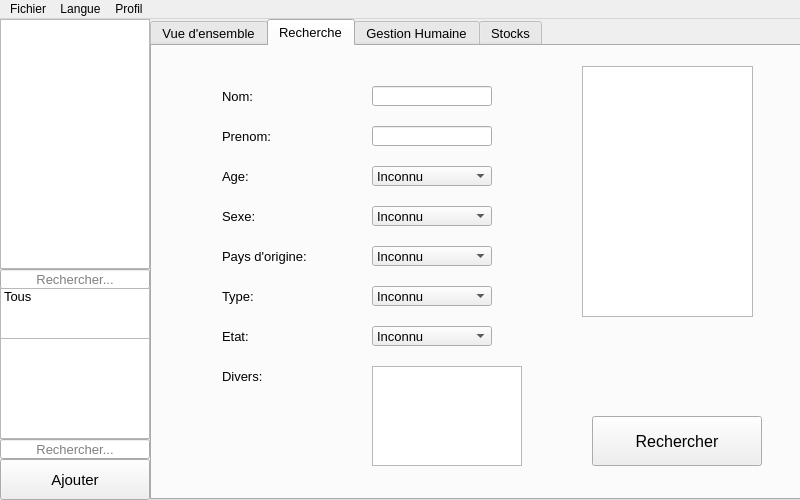
Before: the Qt Designer form mainwin.ui in limalayla/PadID_Humanitaire, drawn with Qt 5.
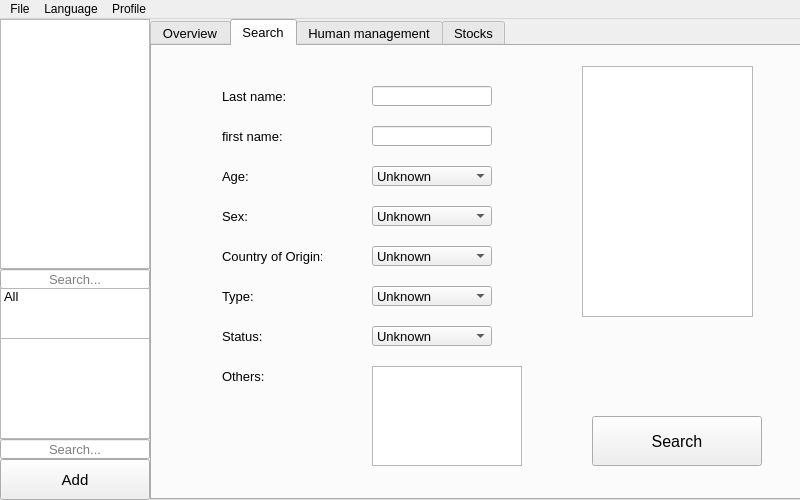
After: the same form once the commit is applied. The open tabs and pages were chosen to show the change. Icons and pictures are not drawn.

```diff
--- a/mainwin.ui
+++ b/mainwin.ui
@@ -55,7 +55,7 @@
     </property>
     <widget class="QWidget" name="tab_overview">
      <attribute name="title">
-      <string>Vue d'ensemble</string>
+      <string>Overview</string>
      </attribute>
      <widget class="QGroupBox" name="groupbox_campOther">
       <property name="geometry">
@@ -410,7 +410,7 @@
     </widget>
     <widget class="QWidget" name="tab_search">
      <attribute name="title">
-      <string>Recherche</string>
+      <string>Search</string>
      </attribute>
      <widget class="QLabel" name="label_searchLName">
       <property name="geometry">
@@ -427,7 +427,7 @@
        </font>
       </property>
       <property name="text">
-       <string>Nom:</string>
+       <string>Last name:</string>
       </property>
      </widget>
      <widget class="QLabel" name="label_searchFName">
@@ -445,7 +445,7 @@
        </font>
       </property>
       <property name="text">
-       <string>Prenom:</string>
+       <string>first name:</string>
       </property>
      </widget>
      <widget class="QLabel" name="label_searchAge">
@@ -481,7 +481,7 @@
        </font>
       </property>
       <property name="text">
-       <string>Pays d'origine:</string>
+       <string>Country of Origin:</string>
       </property>
      </widget>
      <widget class="QLabel" name="label_searchSex">
@@ -499,7 +499,7 @@
        </font>
       </property>
       <property name="text">
-       <string>Sexe:</string>
+       <string>Sex:</string>
       </property>
      </widget>
      <widget class="QLabel" name="label_searchType">
@@ -535,7 +535,7 @@
        </font>
       </property>
       <property name="text">
-       <string>Etat:</string>
+       <string>Status:</string>
       </property>
      </widget>
      <widget class="QLabel" name="label_searchMisc">
@@ -553,7 +553,7 @@
        </font>
       </property>
       <property name="text">
-       <string>Divers:</string>
+       <string>Others:</string>
       </property>
      </widget>
      <widget class="QComboBox" name="combo_searchAge">
@@ -567,7 +567,7 @@
       </property>
       <item>
        <property name="text">
-        <string>Inconnu</string>
+        <string>Unknown</string>
        </property>
       </item>
      </widget>
@@ -582,7 +582,7 @@
       </property>
       <item>
        <property name="text">
-        <string>Inconnu</string>
+        <string>Unknown</string>
        </property>
       </item>
       <item>
@@ -607,7 +607,7 @@
       </property>
       <item>
        <property name="text">
-        <string>Inconnu</string>
+        <string>Unknown</string>
        </property>
       </item>
      </widget>
@@ -622,7 +622,7 @@
       </property>
       <item>
        <property name="text">
-        <string>Inconnu</string>
+        <string>Unknown</string>
        </property>
       </item>
       <item>
@@ -662,7 +662,7 @@
       </property>
       <item>
        <property name="text">
-        <string>Inconnu</string>
+        <string>Unknown</string>
        </property>
       </item>
       <item>
@@ -714,7 +714,7 @@
        </font>
       </property>
       <property name="text">
-       <string>Rechercher</string>
+       <string>Search</string>
       </property>
      </widget>
      <widget class="QListWidget" name="list_res_search">
@@ -750,7 +750,7 @@
     </widget>
     <widget class="QWidget" name="tab_manage">
      <attribute name="title">
-      <string>Gestion Humaine</string>
+      <string>Human management</string>
      </attribute>
      <widget class="QListWidget" name="list_manage">
       <property name="geometry">
@@ -1060,7 +1060,7 @@
      </font>
     </property>
     <property name="text">
-     <string>Ajouter</string>
+     <string>Add</string>
     </property>
     <property name="shortcut">
      <string>Ctrl+A</string>
@@ -1087,7 +1087,7 @@
      <set>Qt::AlignCenter</set>
     </property>
     <property name="placeholderText">
-     <string>Rechercher...</string>
+     <string>Search...</string>
     </property>
     <property name="clearButtonEnabled">
      <bool>true</bool>
@@ -1136,7 +1136,7 @@
     </property>
     <item>
      <property name="text">
-      <string>Tous</string>
+      <string>All</string>
      </property>
     </item>
    </widget>
@@ -1161,7 +1161,7 @@
      <set>Qt::AlignCenter</set>
     </property>
     <property name="placeholderText">
-     <string>Rechercher...</string>
+     <string>Search...</string>
     </property>
     <property name="clearButtonEnabled">
      <bool>true</bool>
@@ -1200,20 +1200,20 @@
    </property>
    <widget class="QMenu" name="menuLanguage">
     <property name="title">
-     <string>Langue</string>
+     <string>Language</string>
     </property>
     <addaction name="actionFrench"/>
     <addaction name="actionEnglish"/>
    </widget>
    <widget class="QMenu" name="menuFile">
     <property name="title">
-     <string>Fichier</string>
+     <string>File</string>
     </property>
     <addaction name="actionExit"/>
    </widget>
    <widget class="QMenu" name="menuProfile">
     <property name="title">
-     <string>Profil</string>
+     <string>Profile</string>
     </property>
     <addaction name="actionConnexion"/>
     <addaction name="actionDeconnexion"/>
```
Left out of the diff: 74 changed lines with no effect on the pictures.
